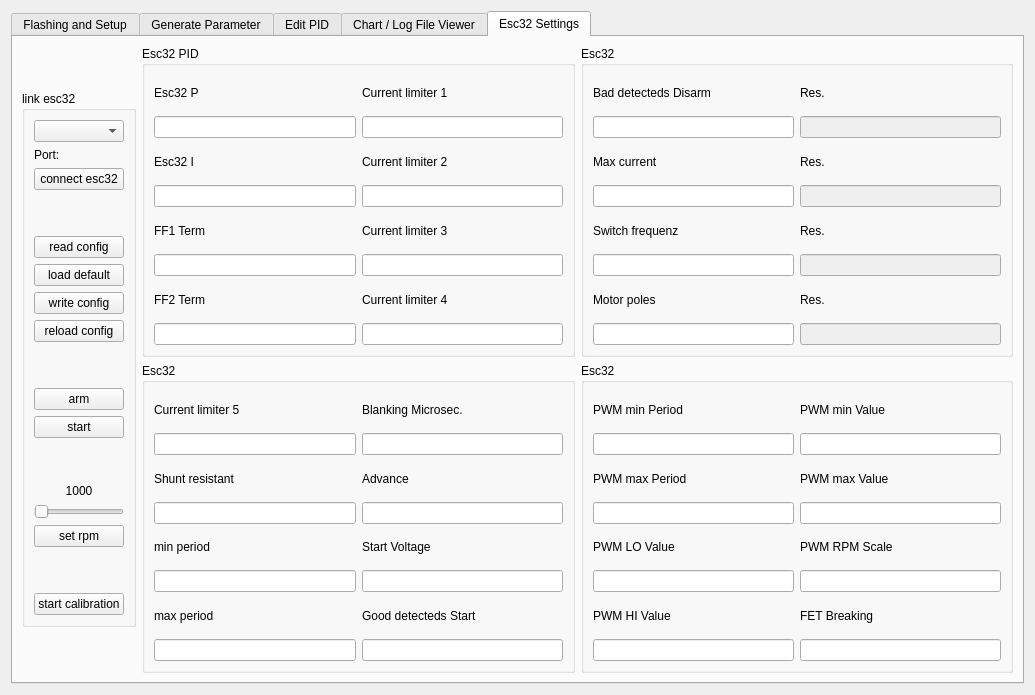
Qt form src/ui/qgcautoquad.ui (mpaperno/qgroundcontrol_aq) before a commit.
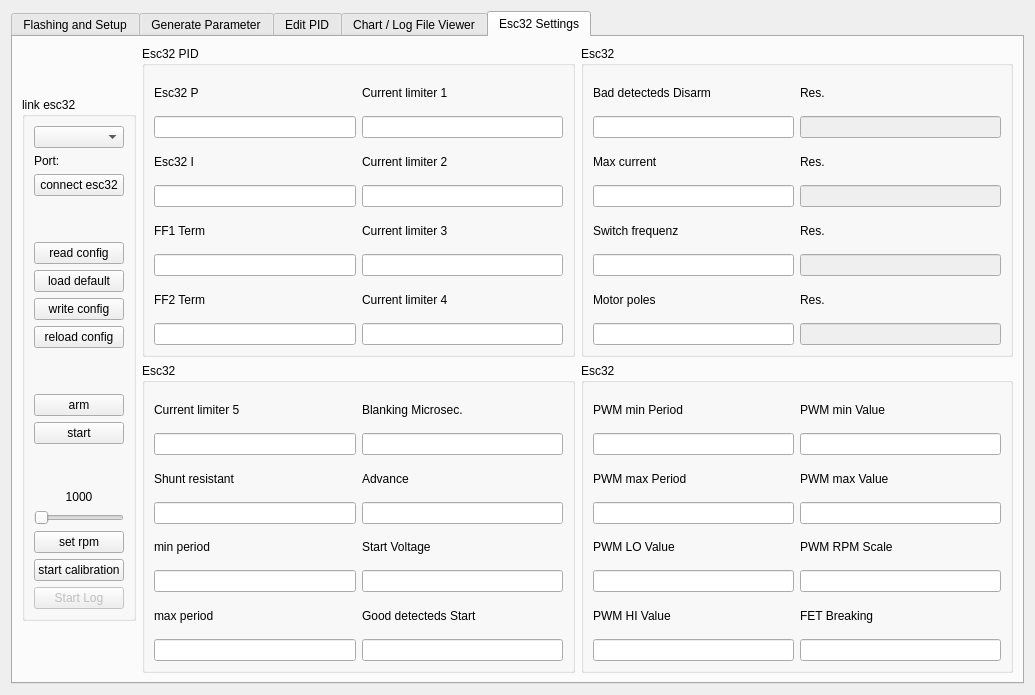
The same form after that commit. The open tabs and pages were chosen to show the change.

The edit to the form file:
```diff
--- a/src/ui/qgcautoquad.ui
+++ b/src/ui/qgcautoquad.ui
@@ -3556,19 +3556,6 @@
             </property>
            </widget>
           </item>
-          <item>
-           <spacer name="verticalSpacer_10">
-            <property name="orientation">
-             <enum>Qt::Vertical</enum>
-            </property>
-            <property name="sizeHint" stdset="0">
-             <size>
-              <width>20</width>
-              <height>40</height>
-             </size>
-            </property>
-           </spacer>
-          </item>
           <item>
            <widget class="QPushButton" name="pushButton_start_calibration">
             <property name="text">
@@ -3576,6 +3563,16 @@
             </property>
            </widget>
           </item>
+          <item>
+           <widget class="QPushButton" name="pushButton_logging">
+            <property name="enabled">
+             <bool>false</bool>
+            </property>
+            <property name="text">
+             <string>Start Log</string>
+            </property>
+           </widget>
+          </item>
          </layout>
         </widget>
        </item>
```
Left out of the diff: 2 changed lines with no effect on the pictures.
